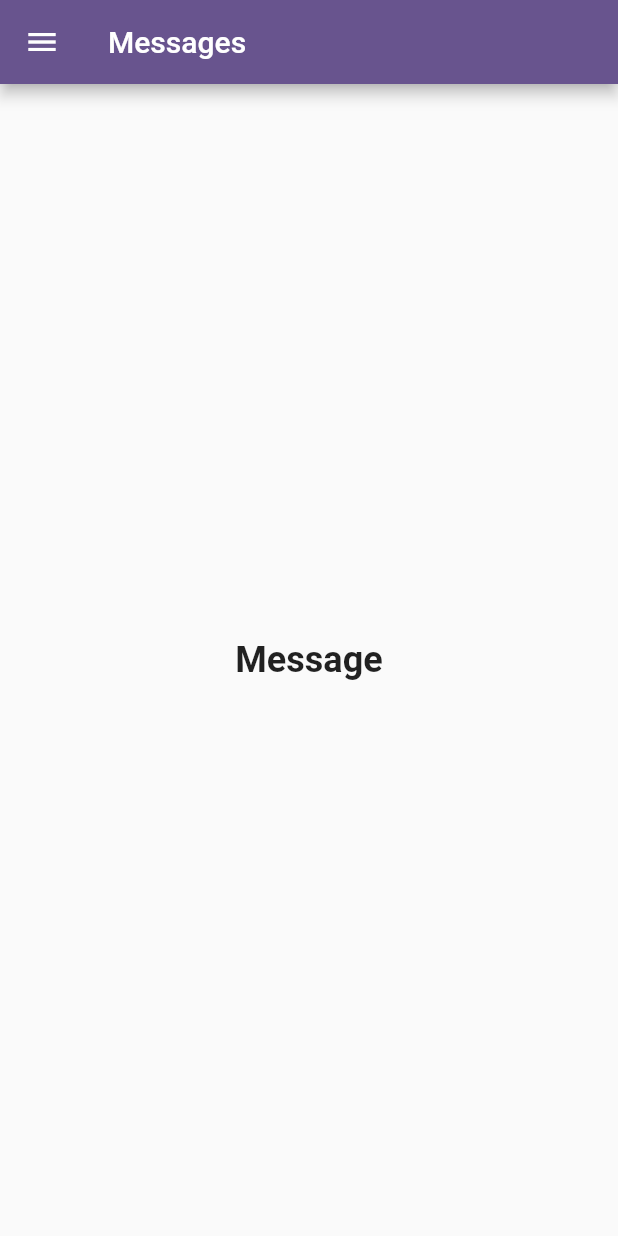
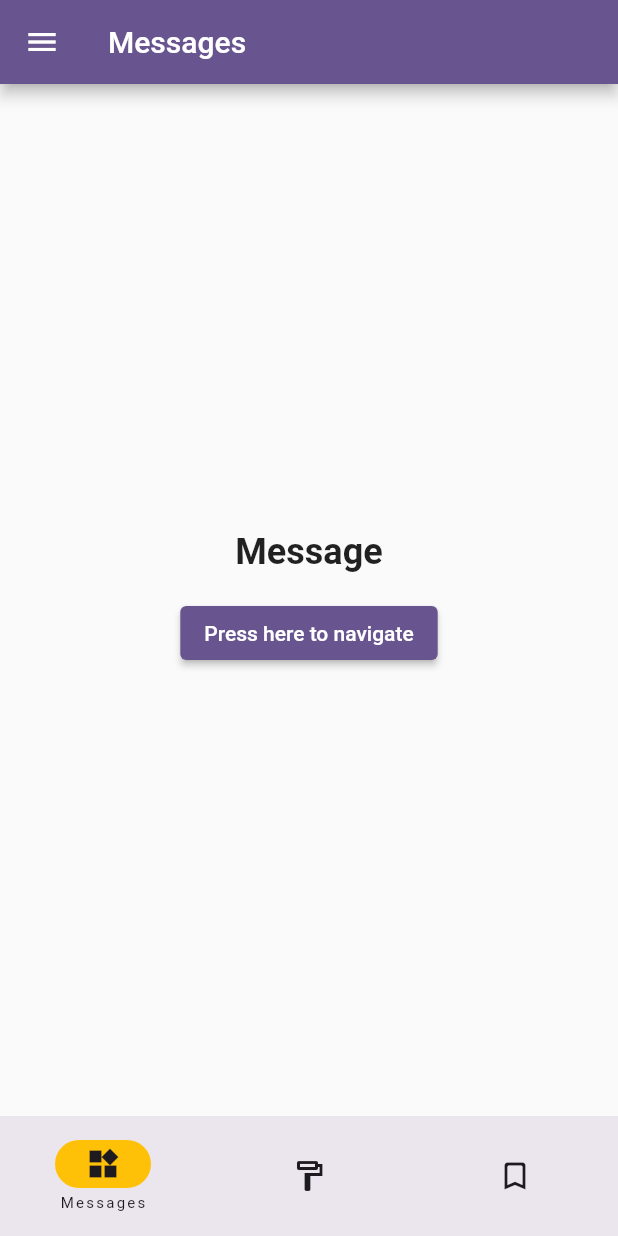
Before and after one commit to RahilRK/learning_flutter, a Flutter app: the screen it shows after launch, on a phone screen of 412 x 824 dp. Run offline on Flutter 3.47's test engine with Material 3 defaults, Android fonts, the light colour scheme and no system bars; missing offline and left inert: dart:ffi.

Commit message:
- nav drawer with bottom nav done.

```diff
--- a/lib/main.dart
+++ b/lib/main.dart
@@ -5,6 +5,7 @@ import 'package:flutter/material.dart';
 import 'package:intl/intl.dart';
 import 'package:learning_flutter/route_generator.dart';
 import 'package:learning_flutter/route_generator_for_bottom_nav.dart';
+import 'package:learning_flutter/route_generator_for_nav_drawer.dart';
 
 void main() {
   runApp(const MaterialMyApp());
@@ -45,8 +46,8 @@ class MaterialMyApp extends StatelessWidget {
       // home: const MyHomePage(title: 'Flutter Demo Home Page'),
       // home: DemoScreen(),
       // home: FirstPage(),
-      home: NavDrawer(),
-      // initialRoute: '/',
+      // home: NavDrawer(),
+      initialRoute: '/',
 
       /*todo 2nd way to navigate*/
       /*routes: {
@@ -54,7 +55,7 @@ class MaterialMyApp extends StatelessWidget {
       },*/
 
       /*todo 3rd way to navigate*/
-      // onGenerateRoute: RouteGeneratorForBottomNav.generateRoute,
+      onGenerateRoute: RouteGeneratorForNavDrawer.generateRoute,
     );
   }
 }
@@ -990,7 +991,7 @@ class _SettingsState extends State<Settings> {
             ),
             ElevatedButton(
                 onPressed: () {
-                  Navigator.pushNamed(context, '/DetailScreen',
+                  Navigator.pushNamed(context, '/NormalScreen',
                       arguments: 'I came from Settings page');
                 },
                 child: const Text('Press here to navigate'))
@@ -1023,6 +1024,15 @@ class _MessageState extends State<Message> {
               'Message',
               style: TextStyle(fontWeight: FontWeight.bold, fontSize: 24),
             ),
+            Divider(
+              height: 16,
+              color: Colors.transparent,
+            ),
+            ElevatedButton(
+                onPressed: () {
+                  Navigator.pushNamed(context, '/NormalScreen');
+                },
+                child: const Text('Press here to navigate'))
           ],
         ),
       ),
@@ -1051,6 +1061,16 @@ class _ProfileState extends State<Profile> {
               'Profile',
               style: TextStyle(fontWeight: FontWeight.bold, fontSize: 24),
             ),
+            Divider(
+              height: 16,
+              color: Colors.transparent,
+            ),
+            ElevatedButton(
+                onPressed: () {
+                  Navigator.pushNamed(context, '/DetailScreen',
+                      arguments: 'I came from Profile page');
+                },
+                child: const Text('Press here to navigate'))
           ],
         ),
       ),
@@ -1487,7 +1507,7 @@ class NavDrawer extends StatefulWidget {
 class _NavDrawerState extends State<NavDrawer> {
   int screenIndex = 0;
 
-  void handleScreenChanged(int selectedScreen) {
+  void onNavDrawerSelected(int selectedScreen) {
     setState(() {
       screenIndex = selectedScreen;
       // Then close the drawer
@@ -1495,7 +1515,16 @@ class _NavDrawerState extends State<NavDrawer> {
     });
   }
 
+  void onBottomNavSelected(int selectedScreen) {
+    setState(() {
+      screenIndex = selectedScreen;
+    });
+  }
+
   final GlobalKey<ScaffoldState> scaffoldKey = GlobalKey<ScaffoldState>();
+
+  NavigationDestinationLabelBehavior labelBehavior =
+      NavigationDestinationLabelBehavior.onlyShowSelected;
 
   @override
   Widget build(BuildContext context) {
@@ -1505,7 +1534,7 @@ class _NavDrawerState extends State<NavDrawer> {
           title: Text(destinations[screenIndex].label),
         ),
         drawer: NavigationDrawer(
-          onDestinationSelected: handleScreenChanged,
+          onDestinationSelected: onNavDrawerSelected,
           selectedIndex: screenIndex,
           children: <Widget>[
             Padding(
@@ -1530,6 +1559,22 @@ class _NavDrawerState extends State<NavDrawer> {
             ),
           ],
         ),
+        bottomNavigationBar: NavigationBar(
+      labelBehavior: labelBehavior,
+      onDestinationSelected: onBottomNavSelected,
+      indicatorColor: Colors.amber,
+      selectedIndex: screenIndex,
+          destinations: destinations.map(
+                (ExampleDestination destination) {
+              return NavigationDestination(
+                label: destination.label,
+                icon: destination.icon,
+                selectedIcon: destination.selectedIcon,
+                tooltip: destination.label,
+              );
+            },
+          ).toList(),
+    ),
         body: destinations.elementAt(screenIndex).selectedScreen);
   }
 }
--- /dev/null
+++ b/lib/route_generator_for_nav_drawer.dart
@@ -0,0 +1,44 @@
+import 'package:flutter/material.dart';
+import 'package:learning_flutter/main.dart';
+
+class RouteGeneratorForNavDrawer {
+  static Route<dynamic> generateRoute(RouteSettings settings) {
+    // Getting arguments passed in while calling Navigator.pushNamed
+    final args = settings.arguments;
+
+    switch (settings.name) {
+      case '/':
+        return MaterialPageRoute(builder: (_) => NavDrawer());
+      case '/NormalScreen':
+        return MaterialPageRoute(builder: (_) => NormalScreen());
+      case '/DetailScreen':
+        // Validation of correct data type
+        if (args is String) {
+          return MaterialPageRoute(
+            builder: (_) => DetailScreen(
+              data: args,
+            ),
+          );
+        }
+        // If args is not of the correct type, return an error page.
+        // You can also throw an exception while in development.
+        return _errorRoute();
+      default:
+        // If there is no such named route in the switch statement, e.g. /third
+        return _errorRoute();
+    }
+  }
+
+  static Route<dynamic> _errorRoute() {
+    return MaterialPageRoute(builder: (_) {
+      return Scaffold(
+        appBar: AppBar(
+          title: Text('Error'),
+        ),
+        body: Center(
+          child: Text('ERROR'),
+        ),
+      );
+    });
+  }
+}
```
